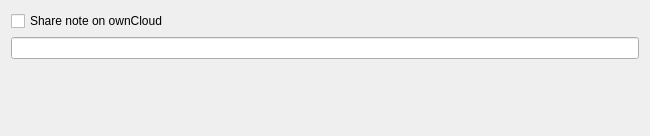
Above: src/dialogs/sharedialog.ui from pbek/QOwnNotes before the change. Below: the same form after it.
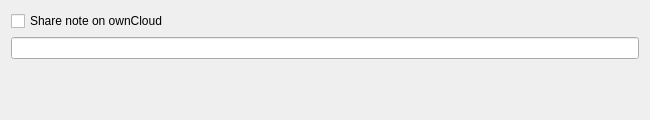
That is the form after the change. Icons and pictures are not drawn.

```diff
--- a/src/dialogs/sharedialog.ui
+++ b/src/dialogs/sharedialog.ui
@@ -7,9 +7,15 @@
     <x>0</x>
     <y>0</y>
     <width>650</width>
-    <height>136</height>
+    <height>120</height>
    </rect>
   </property>
+  <property name="sizePolicy">
+   <sizepolicy hsizetype="MinimumExpanding" vsizetype="Preferred">
+    <horstretch>0</horstretch>
+    <verstretch>0</verstretch>
+   </sizepolicy>
+  </property>
   <property name="windowTitle">
    <string>Share note</string>
   </property>
```
Left out of the diff: 11 changed lines with no effect on the pictures.
